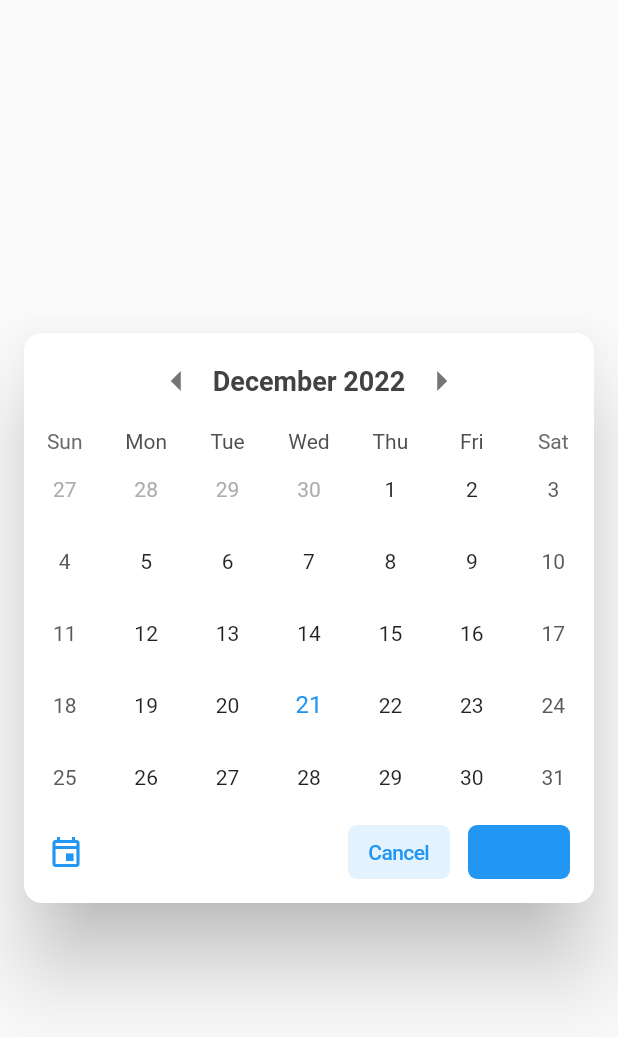
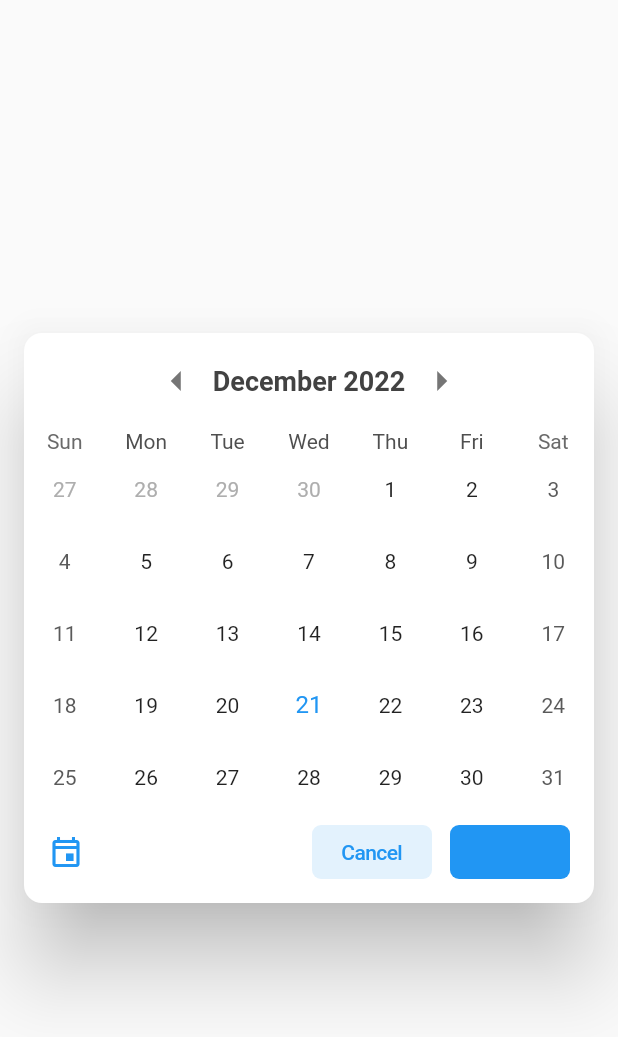
Before and after one commit to rohanubhare/custom-calendar, a Flutter app: the ShowCalendarDialog widget shown alone on an empty page, opened directly, on a phone screen of 412 x 824 dp. Shown: the top 1037 px of the screen. Run offline on Flutter 3.47's test engine with Material 2 defaults, Android fonts, the phone set to English and light mode, and no system bars; drawn by our look-alikes of table_calendar.

```diff
--- a/lib/main.dart
+++ b/lib/main.dart
@@ -60,7 +60,7 @@ class _MyHomePageState extends State<MyHomePage> {
               style: TextStyle(
                   fontSize: 18,
                   color: Colors.grey[800],
-                  fontWeight: FontWeight.bold),
+                  fontWeight: FontWeight.w500),
             ),
             const SizedBox(
               height: 24,
--- a/lib/utils/show_calendar_dialog.dart
+++ b/lib/utils/show_calendar_dialog.dart
@@ -1,7 +1,4 @@
 // ignore_for_file: prefer_const_constructors
-
-import 'dart:ui';
-
 import 'package:flutter/cupertino.dart';
 import 'package:flutter/material.dart';
 import 'package:intl/intl.dart';
@@ -157,7 +154,6 @@ class _ShowCalendarDialogState extends State<ShowCalendarDialog> {
                 builder: (BuildContext context, DateTime? selectedDay,
                     Widget? child) {
                   return TableCalendar(
-                    // context: context,
                     rowHeight: 48,
                     focusedDay: _focusedDay.value,
                     firstDay: DateTime(1970),
@@ -220,7 +216,7 @@ class _ShowCalendarDialogState extends State<ShowCalendarDialog> {
                     children: [
                       SizedBox(
                         height: 36,
-                        width: 68,
+                        width: 80,
                         child: CupertinoButton(
                             color: Colors.blue[50],
                             padding: EdgeInsets.symmetric(horizontal: 12),
@@ -240,7 +236,7 @@ class _ShowCalendarDialogState extends State<ShowCalendarDialog> {
                       ),
                       SizedBox(
                         height: 36,
-                        width: 68,
+                        width: 80,
                         child: CupertinoButton(
                           color: Colors.blue,
                           padding: EdgeInsets.symmetric(horizontal: 12),
```
Also changed, not shown: assets/calendar_icon.png (added), 34 other files.
